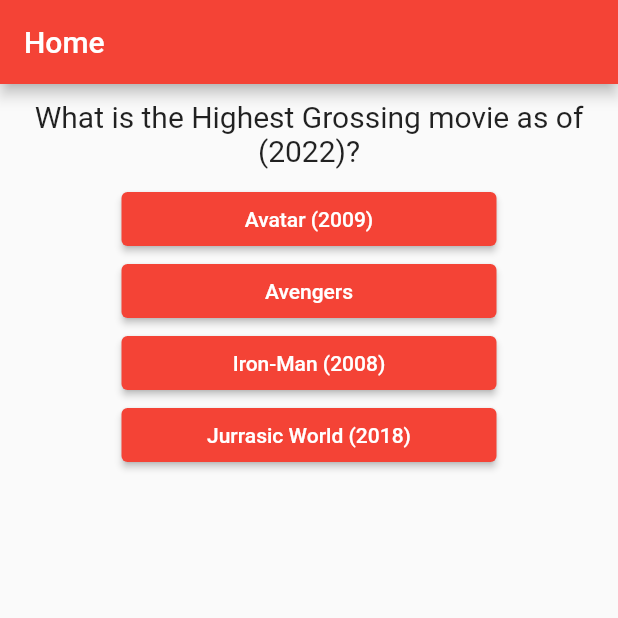
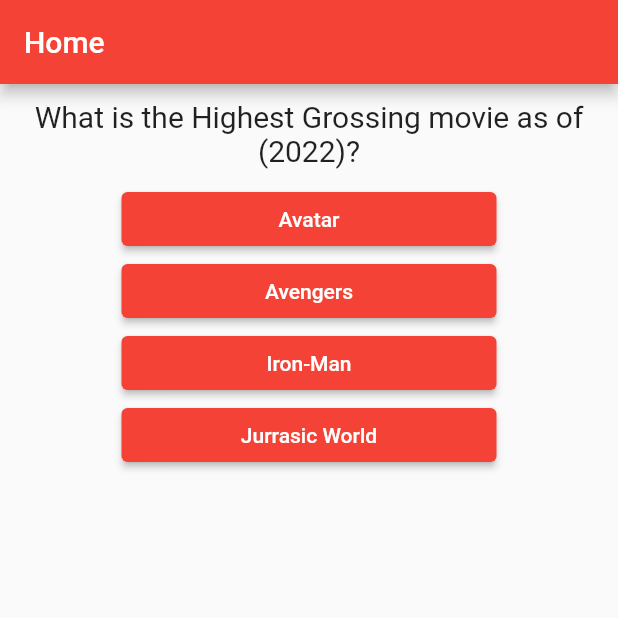
Before and after one commit to nardosteve/flutter-quiz-app, a Flutter app: the screen it shows after launch, after a tap on "Joe Biden", after a tap on "Black", on a phone screen of 412 x 824 dp, the top half of it. Run offline on Flutter 3.47's test engine with Material 2 defaults, Android fonts, the phone set to English and light mode, and no system bars.

Commit message:
Final vs Const

```diff
--- a/lib/main.dart
+++ b/lib/main.dart
@@ -47,7 +47,7 @@ class _MyAppState extends State<MyApp> {
   @override
   Widget build(BuildContext context) {
     //Creating a list/array
-    var questions = [
+    const questions = [
       {
         'questionText': 'Who is the current president of USA?',
         'answers': ['Joe Biden', 'Donald Trump', 'Barack Obama', 'George Bush'],
@@ -59,10 +59,10 @@ class _MyAppState extends State<MyApp> {
       {
         'questionText': 'What is the Highest Grossing movie as of (2022)?',
         'answers': [
-          'Avatar (2009)',
+          'Avatar',
           'Avengers',
-          'Iron-Man (2008)',
-          'Jurrasic World (2018)',
+          'Iron-Man',
+          'Jurrasic World',
         ],
       },
       {
--- a/lib/question.dart
+++ b/lib/question.dart
@@ -10,13 +10,17 @@ class Question extends StatelessWidget {
 
   @override
   Widget build(BuildContext context) {
-    return Container(
-      width: double.infinity,
-      margin: EdgeInsets.all(10), //Special Constructors
-      child: Text(
-        questionText,
-        style: TextStyle(fontSize: 20),
-        textAlign: TextAlign.center,
+    return Padding(
+      padding: const EdgeInsets.all(10),
+      child: Center(
+        child: Container(
+          //margin: EdgeInsets.all(10), //Special Constructors
+          child: Text(
+            questionText,
+            style: TextStyle(fontSize: 20),
+            textAlign: TextAlign.center,
+          ),
+        ),
       ),
     );
   }
```
